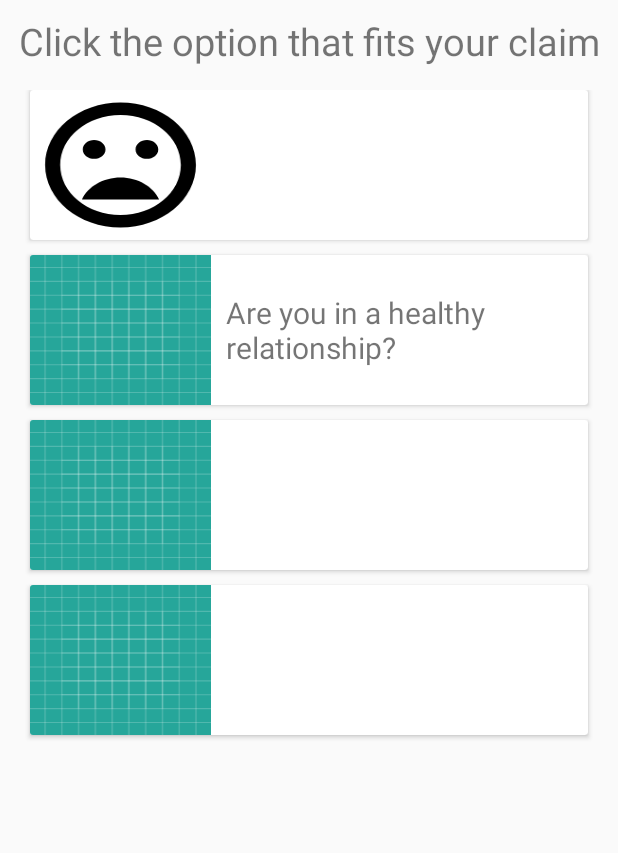
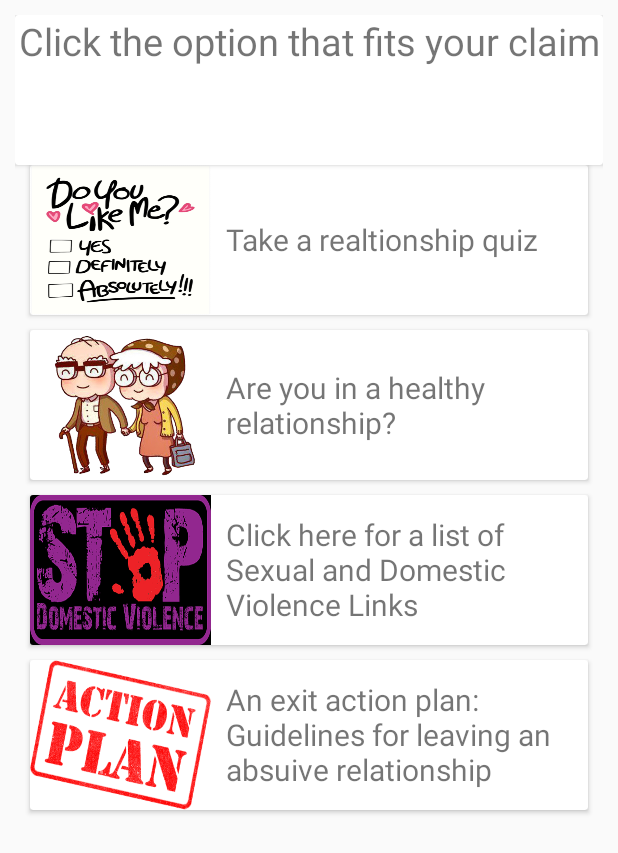
Before and after one commit to joannesong/EnoughApp, an Android app: the fragment GetEducatedFragment shown on its own in the app's theme, after a tap on "Are you in a healthy relationship?", on a phone screen of 412 x 824 dp. Shown: the top 853 px of the screen. Run offline under Robolectric (Android 15) with nearby library versions, the phone set to English and light mode, and no system bars.

Commit message:
Education Done

```diff
--- a/app/src/main/java/nyc/c4q/enough/education/GetEducatedFragment.java
+++ b/app/src/main/java/nyc/c4q/enough/education/GetEducatedFragment.java
@@ -86,28 +86,28 @@ public class GetEducatedFragment extends Fragment implements View.OnClickListene
     public void onClick(View v) {
         switch (v.getId()) {
             case R.id.card1:
-                Uri uri = Uri.parse("http://www.google.com"); // missing 'http://' will cause crashed
+                Uri uri = Uri.parse("http://http://www.loveisrespect.org/for-someone-else/is-my-relationship-healthy-quiz/"); // missing 'http://' will cause crashed
                 Intent intent = new Intent(Intent.ACTION_VIEW, uri);
                 startActivity(intent);
 
                 break;
 
             case R.id.card2:
-                Uri uri2 = Uri.parse("http://www.google.com"); // missing 'http://' will cause crashed
+                Uri uri2 = Uri.parse("http://http://www.loveisrespect.org/healthy-relationships/"); // missing 'http://' will cause crashed
                 Intent intent2 = new Intent(Intent.ACTION_VIEW, uri2);
                 startActivity(intent2);
 
                 break;
 
             case R.id.card3:
-                Uri uri3 = Uri.parse("http://www.google.com"); // missing 'http://' will cause crashed
+                Uri uri3 = Uri.parse("http://ncdsv.org/ncd_linkshotlines.html"); // missing 'http://' will cause crashed
                 Intent intent3 = new Intent(Intent.ACTION_VIEW, uri3);
                 startActivity(intent3);
 
                 break;
 
             case R.id.card4:
-                Uri ur4 = Uri.parse("http://www.google.com"); // missing 'http://' will cause crashed
+                Uri ur4 = Uri.parse("https://www.drphil.com/advice/an-exit-action-plan-guidelines-for-leaving-an-abusive-relationship/"); // missing 'http://' will cause crashed
                 Intent intent4 = new Intent(Intent.ACTION_VIEW, ur4);
                 startActivity(intent4);
 
--- a/app/src/main/res/layout/fragment_get_educated.xml
+++ b/app/src/main/res/layout/fragment_get_educated.xml
@@ -5,6 +5,11 @@
     android:layout_margin="10dp"
     android:orientation="vertical"
     tools:context="nyc.c4q.enough.education.GetEducatedFragment">
+
+<android.support.v7.widget.CardView
+    android:layout_width="match_parent"
+    android:layout_height="100dp">
+
     <TextView
         android:id="@+id/welcomeTV"
         android:layout_width="match_parent"
@@ -13,6 +18,13 @@
         android:textAlignment="center"
         android:layout_marginBottom="15dp"
         android:text="Click the option that fits your claim"/>
+
+</android.support.v7.widget.CardView>
+
+
+
+
+
 
     <ScrollView
         android:layout_width="match_parent"
@@ -53,14 +65,15 @@
                         android:layout_width="0dp"
                         android:layout_weight="0.5"
                         android:layout_height="match_parent"
-                        android:background="@drawable/ic_mood_bad_black_24dp"/>
+                        android:background="@drawable/doyoulike"/>
                     <TextView
                         android:layout_width="0dp"
                         android:layout_weight="1"
                         android:textSize="@dimen/cardView_textSize"
                         android:layout_marginLeft="@dimen/margin_leftCardV"
                         android:gravity="center_vertical"
-                        android:layout_height="match_parent" />
+                        android:layout_height="match_parent"
+                        android:text="Take a realtionship quiz"/>
 
                 </LinearLayout>
             </android.support.v7.widget.CardView>
@@ -94,7 +107,7 @@
                         android:layout_width="0dp"
                         android:layout_weight="0.5"
                         android:layout_height="match_parent"
-                        android:background="@drawable/ic_launcher_background"/>
+                        android:background="@drawable/oldpeople"/>
                     <TextView
                         android:layout_width="0dp"
                         android:layout_weight="1"
@@ -103,6 +116,8 @@
                         android:gravity="center_vertical"
                         android:layout_height="match_parent"
                         android:text="Are you in a healthy relationship?"
+
+
 
                         />
 
@@ -114,7 +129,7 @@
                 android:id="@+id/card3"
                 xmlns:android="http://schemas.android.com/apk/res/android"
                 android:layout_width="match_parent"
-                android:layout_height="wrap_content"
+                android:layout_height="100dp"
                 xmlns:card_view="http://schemas.android.com/apk/res-auto"
                 android:elevation="8dp"
                 card_view:cardCornerRadius="2dp"
@@ -137,14 +152,15 @@
                         android:layout_width="0dp"
                         android:layout_weight="0.5"
                         android:layout_height="match_parent"
-                        android:background="@drawable/ic_launcher_background"/>
+                        android:background="@drawable/violence"/>
                     <TextView
                         android:layout_width="0dp"
                         android:layout_weight="1"
                         android:textSize="@dimen/cardView_textSize"
                         android:layout_marginLeft="@dimen/margin_leftCardV"
                         android:gravity="center_vertical"
-                        android:layout_height="match_parent" />
+                        android:layout_height="match_parent"
+                        android:text="Click here for a list of Sexual and Domestic Violence Links "/>
 
                 </LinearLayout>
             </android.support.v7.widget.CardView>
@@ -177,14 +193,17 @@
                         android:layout_width="0dp"
                         android:layout_weight="0.5"
                         android:layout_height="match_parent"
-                        android:background="@drawable/ic_launcher_background"/>
+                        android:background="@drawable/action"
+                        />
                     <TextView
                         android:layout_width="0dp"
                         android:layout_weight="1"
                         android:textSize="@dimen/cardView_textSize"
                         android:layout_marginLeft="@dimen/margin_leftCardV"
                         android:gravity="center_vertical"
-                        android:layout_height="match_parent" />
+                        android:layout_height="match_parent"
+                        android:text="An exit action plan: Guidelines for leaving an absuive relationship"
+                        />
 
 
                 </LinearLayout>
```
Also changed, not shown: app/src/main/res/drawable/action.png (added), app/src/main/res/drawable/broken.png (added), app/src/main/res/drawable/customer-relationship-deal-heart-handshake-partner-38e653bad9a48179-512x512.png (deleted), app/src/main/res/drawable/doyoulike.png (added), app/src/main/res/drawable/oldpeople.png (added), app/src/main/res/drawable/violence.png (added).
